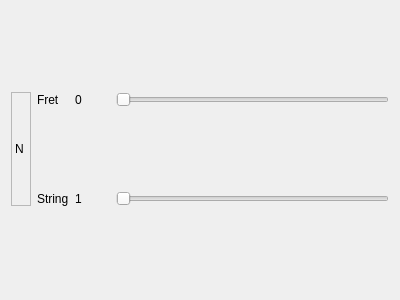
This is EdgeSettingsWidget.ui in sergsave/MagicCubiano as Qt 5 draws it before an edit. The edited form follows.
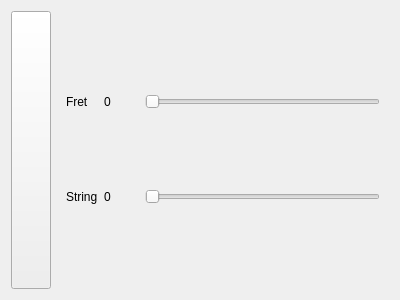
This is the edited form. The open tabs and pages were chosen to show the change.

Diff of the .ui file:
```diff
--- a/EdgeSettingsWidget.ui
+++ b/EdgeSettingsWidget.ui
@@ -13,95 +13,121 @@
   <property name="windowTitle">
    <string>Form</string>
   </property>
-  <layout class="QHBoxLayout" name="horizontalLayout">
+  <layout class="QHBoxLayout" name="horizontalLayout" stretch="0,1">
    <item>
-    <layout class="QGridLayout" name="gridLayout" columnstretch="0,0,0,1,0" columnminimumwidth="20,0,35,0,0">
-     <property name="verticalSpacing">
-      <number>3</number>
+    <widget class="QPushButton" name="rotationButton">
+     <property name="sizePolicy">
+      <sizepolicy hsizetype="Preferred" vsizetype="Expanding">
+       <horstretch>0</horstretch>
+       <verstretch>0</verstretch>
+      </sizepolicy>
      </property>
-     <item row="1" column="2">
-      <widget class="QLabel" name="stringValLabel">
-       <property name="text">
-        <string>1</string>
-       </property>
-      </widget>
-     </item>
-     <item row="1" column="3" colspan="2">
-      <widget class="QSlider" name="stringSlider">
-       <property name="orientation">
-        <enum>Qt::Horizontal</enum>
-       </property>
-      </widget>
-     </item>
-     <item row="0" column="2">
-      <widget class="QLabel" name="fretValLabel">
-       <property name="text">
-        <string>0</string>
-       </property>
-      </widget>
-     </item>
-     <item row="0" column="1">
-      <widget class="QLabel" name="fretLabel">
-       <property name="text">
-        <string>Fret</string>
-       </property>
-      </widget>
-     </item>
-     <item row="1" column="1">
-      <widget class="QLabel" name="stringLabel">
-       <property name="text">
-        <string>String</string>
-       </property>
-      </widget>
-     </item>
-     <item row="0" column="3" colspan="2">
-      <widget class="QSlider" name="fretSlider">
-       <property name="orientation">
-        <enum>Qt::Horizontal</enum>
-       </property>
-      </widget>
-     </item>
-     <item row="0" column="0" rowspan="2">
-      <widget class="QFrame" name="frame">
-       <property name="sizePolicy">
-        <sizepolicy hsizetype="Preferred" vsizetype="Expanding">
-         <horstretch>0</horstretch>
-         <verstretch>0</verstretch>
-        </sizepolicy>
-       </property>
-       <property name="frameShape">
-        <enum>QFrame::StyledPanel</enum>
-       </property>
-       <property name="frameShadow">
-        <enum>QFrame::Raised</enum>
-       </property>
-       <property name="lineWidth">
-        <number>3</number>
-       </property>
-       <layout class="QHBoxLayout" name="horizontalLayout_2">
-        <property name="leftMargin">
-         <number>3</number>
-        </property>
-        <property name="topMargin">
-         <number>3</number>
-        </property>
-        <property name="rightMargin">
-         <number>3</number>
-        </property>
-        <property name="bottomMargin">
-         <number>3</number>
-        </property>
-        <item>
-         <widget class="QLabel" name="nameLabel">
-          <property name="text">
-           <string>N</string>
-          </property>
-         </widget>
-        </item>
-       </layout>
-      </widget>
-     </item>
-    </layout>
+     <property name="text">
+      <string/>
+     </property>
+     <property name="checkable">
+      <bool>true</bool>
+     </property>
+    </widget>
+   </item>
+   <item>
+    <widget class="QStackedWidget" name="stackedWidget">
+     <property name="currentIndex">
+      <number>0</number>
+     </property>
+     <widget class="QWidget" name="clockwizePage">
+      <layout class="QGridLayout" name="gridLayout_3" columnminimumwidth="0,35,0">
+       <item row="1" column="2">
+        <widget class="QSlider" name="clockStringSlider">
+         <property name="orientation">
+          <enum>Qt::Horizontal</enum>
+         </property>
+        </widget>
+       </item>
+       <item row="1" column="1">
+        <widget class="QLabel" name="clockStringValLabel">
+         <property name="text">
+          <string>0</string>
+         </property>
+        </widget>
+       </item>
+       <item row="0" column="2">
+        <widget class="QSlider" name="clockFretSlider">
+         <property name="orientation">
+          <enum>Qt::Horizontal</enum>
+         </property>
+        </widget>
+       </item>
+       <item row="0" column="1">
+        <widget class="QLabel" name="clockFretValLabel">
+         <property name="text">
+          <string>0</string>
+         </property>
+        </widget>
+       </item>
+       <item row="0" column="0">
+        <widget class="QLabel" name="fretLabel">
+         <property name="text">
+          <string>Fret</string>
+         </property>
+        </widget>
+       </item>
+       <item row="1" column="0">
+        <widget class="QLabel" name="stringLabel">
+         <property name="text">
+          <string>String</string>
+         </property>
+        </widget>
+       </item>
+      </layout>
+     </widget>
+     <widget class="QWidget" name="antiClockwizePage">
+      <layout class="QGridLayout" name="gridLayout_4" columnminimumwidth="0,35,0,0">
+       <item row="1" column="1" colspan="2">
+        <widget class="QLabel" name="antiStringValLabel">
+         <property name="text">
+          <string>0</string>
+         </property>
+        </widget>
+       </item>
+       <item row="0" column="1" colspan="2">
+        <widget class="QLabel" name="antiFretValLabel">
+         <property name="text">
+          <string>0</string>
+         </property>
+        </widget>
+       </item>
+       <item row="0" column="3">
+        <widget class="QSlider" name="antiFretSlider">
+         <property name="orientation">
+          <enum>Qt::Horizontal</enum>
+         </property>
+        </widget>
+       </item>
+       <item row="1" column="3">
+        <widget class="QSlider" name="antiStringSlider">
+         <property name="orientation">
+          <enum>Qt::Horizontal</enum>
+         </property>
+        </widget>
+       </item>
+       <item row="0" column="0">
+        <widget class="QLabel" name="fretLabel_2">
+         <property name="text">
+          <string>Fret</string>
+         </property>
+        </widget>
+       </item>
+       <item row="1" column="0">
+        <widget class="QLabel" name="stringLabel_2">
+         <property name="text">
+          <string>String</string>
+         </property>
+        </widget>
+       </item>
+      </layout>
+     </widget>
+    </widget>
    </item>
   </layout>
  </widget>
```
